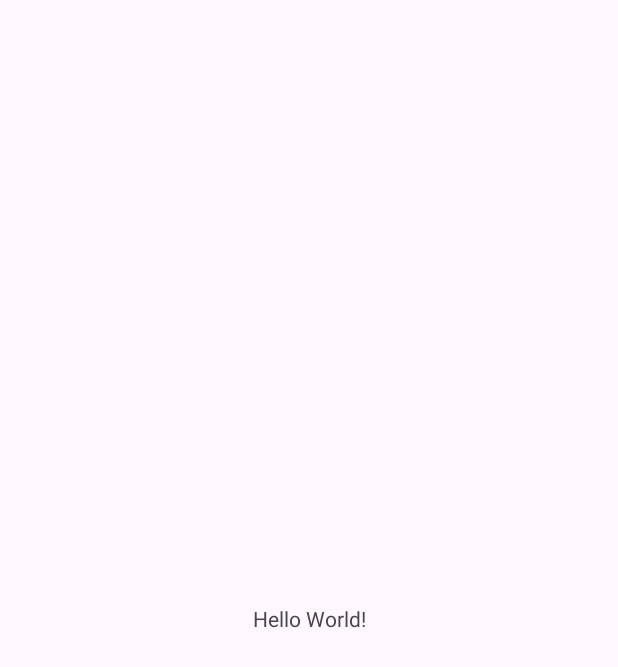
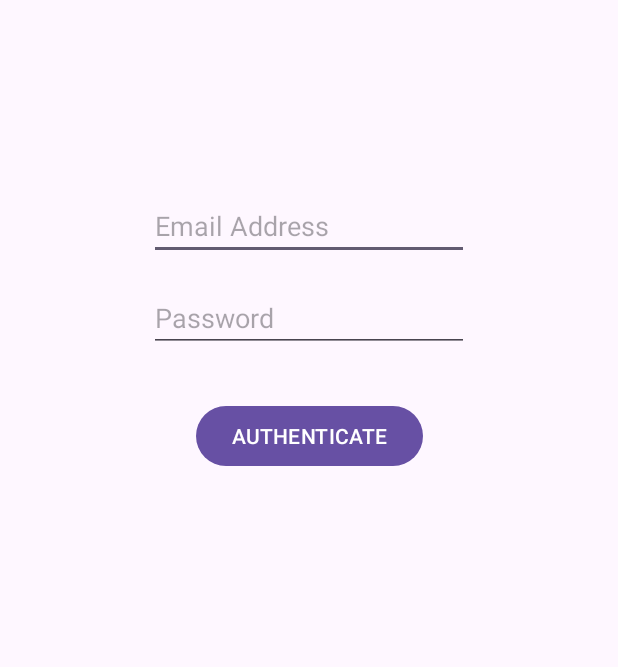
Before and after one commit to JoonaNiemenmaa/mobile-dev-skills, an Android app: the screen it shows after launch (MainActivity), on a phone screen of 412 x 824 dp. Before the commit the part shown is almost empty. Shown: the top 667 px of the screen. Run offline under Robolectric (Android 15) with nearby library versions, the phone set to English and light mode, and no system bars.

Commit message:
- Figured out connectivity to GreenMail instance

```diff
--- a/EmailClient/app/src/main/AndroidManifest.xml
+++ b/EmailClient/app/src/main/AndroidManifest.xml
@@ -1,6 +1,8 @@
 <?xml version="1.0" encoding="utf-8"?>
 <manifest xmlns:android="http://schemas.android.com/apk/res/android"
     xmlns:tools="http://schemas.android.com/tools">
+
+    <uses-permission android:name="android.permission.INTERNET"/>
 
     <application
         android:allowBackup="true"
--- a/EmailClient/app/src/main/java/com/example/emailclient/Email.java
+++ b/EmailClient/app/src/main/java/com/example/emailclient/Email.java
@@ -21,7 +21,6 @@ public class Email {
         this.content = this.content + "Subject: " + subject + "\r\n";
         this.content = this.content + "\r\n";
         this.content = this.content + text;
-        System.out.println(this.content);
     }
 
     public String getSender() {
--- a/EmailClient/app/src/main/java/com/example/emailclient/MainActivity.java
+++ b/EmailClient/app/src/main/java/com/example/emailclient/MainActivity.java
@@ -8,11 +8,29 @@ import androidx.core.graphics.Insets;
 import androidx.core.view.ViewCompat;
 import androidx.core.view.WindowInsetsCompat;
 
+import java.util.concurrent.ExecutorService;
+import java.util.concurrent.Executors;
+
 public class MainActivity extends AppCompatActivity {
 
     @Override
     protected void onCreate(Bundle savedInstanceState) {
         super.onCreate(savedInstanceState);
         setContentView(R.layout.activity_main);
+
+        ExecutorService service = Executors.newSingleThreadExecutor();
+
+        service.execute(new Runnable() {
+            @Override
+            public void run() {
+                Sender sender = Sender.getInstance();
+                try {
+                    sender.sendMail(new Email("test1@localhost", new String[]{ "test1@localhost" }, "Android message!", "This message was sent from an Android device!\r\n"));
+                } catch (SMTPProtocolException e) {
+                    System.err.println(e.getReply());
+                }
+            }
+        });
+
     }
 }
--- a/EmailClient/app/src/main/java/com/example/emailclient/Receiver.java
+++ b/EmailClient/app/src/main/java/com/example/emailclient/Receiver.java
@@ -9,7 +9,7 @@ import java.util.HashMap;
 
 public class Receiver extends Thread {
 
-    final private String ADDRESS = "localhost"; // Again, address is hardcoded since the program is only meant to work with a local mail server
+    final private String ADDRESS = "10.0.2.2"; // Again, address is hardcoded since the program is only meant to work with a local mail server
     final private int IMAP_PORT = 3143;
 
     final private String name;
--- a/EmailClient/app/src/main/java/com/example/emailclient/Sender.java
+++ b/EmailClient/app/src/main/java/com/example/emailclient/Sender.java
@@ -7,7 +7,8 @@ import java.util.ArrayList;
 
 public class Sender {
     final private int SMTP_PORT = 3025;
-    final private String ADDRESS = "localhost"; // The client is only expected to work with a single mail server, hence the hardcoded address
+    final private String ADDRESS = "10.0.2.2"; // The client is only expected to work with a single mail server, hence the hardcoded address
+                                               // In the android studio emulator the address '10.0.2.2' refers to the developers own machine's loopback address
 
     // Socket timeouts in java are measured in milliseconds
     // These socket timeouts are based on values provided in the RFC
--- a/EmailClient/app/src/main/res/layout/activity_main.xml
+++ b/EmailClient/app/src/main/res/layout/activity_main.xml
@@ -7,13 +7,38 @@
     android:layout_height="match_parent"
     tools:context=".MainActivity">
 
-    <TextView
+    <Button
+        android:id="@+id/authenticateButton"
         android:layout_width="wrap_content"
         android:layout_height="wrap_content"
-        android:text="Hello World!"
-        app:layout_constraintBottom_toBottomOf="parent"
+        android:layout_marginTop="32dp"
+        android:text="AUTHENTICATE"
+        app:layout_constraintEnd_toEndOf="parent"
+        app:layout_constraintStart_toStartOf="parent"
+        app:layout_constraintTop_toBottomOf="@+id/passwordEditText" />
+
+    <EditText
+        android:id="@+id/addressEditText"
+        android:layout_width="wrap_content"
+        android:layout_height="wrap_content"
+        android:layout_marginTop="128dp"
+        android:ems="10"
+        android:hint="Email Address"
+        android:inputType="textEmailAddress"
         app:layout_constraintEnd_toEndOf="parent"
         app:layout_constraintStart_toStartOf="parent"
         app:layout_constraintTop_toTopOf="parent" />
 
+    <EditText
+        android:id="@+id/passwordEditText"
+        android:layout_width="wrap_content"
+        android:layout_height="wrap_content"
+        android:layout_marginTop="16dp"
+        android:ems="10"
+        android:hint="Password"
+        android:inputType="textPassword"
+        app:layout_constraintEnd_toEndOf="parent"
+        app:layout_constraintStart_toStartOf="parent"
+        app:layout_constraintTop_toBottomOf="@+id/addressEditText" />
+
 </androidx.constraintlayout.widget.ConstraintLayout>
```
